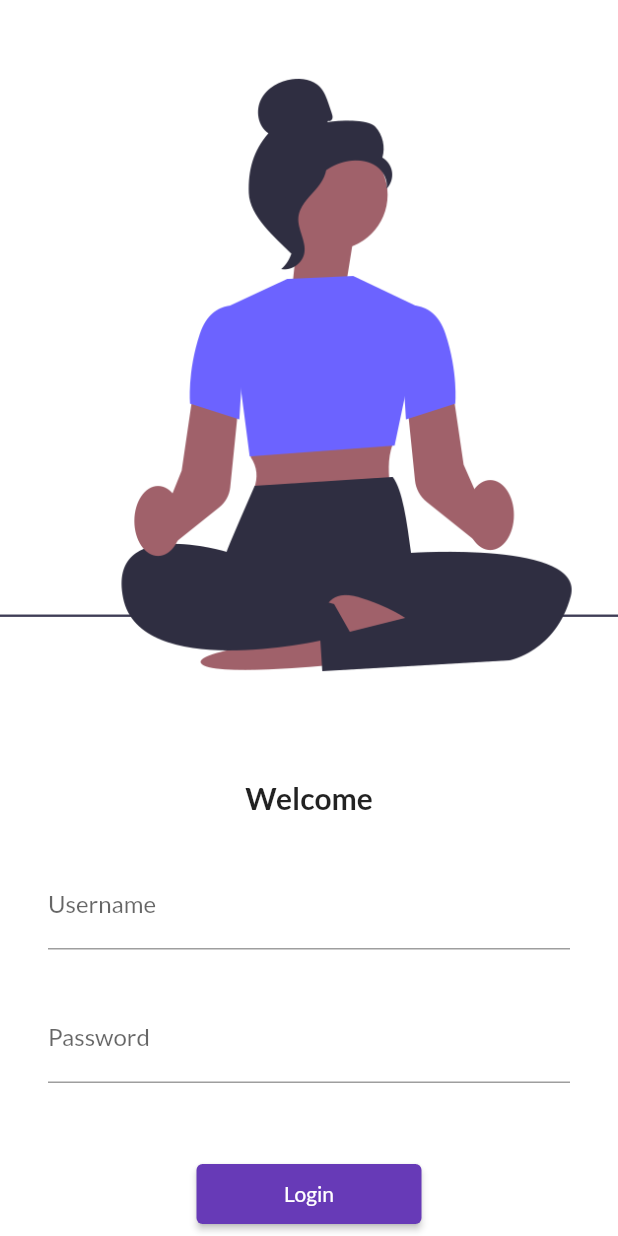
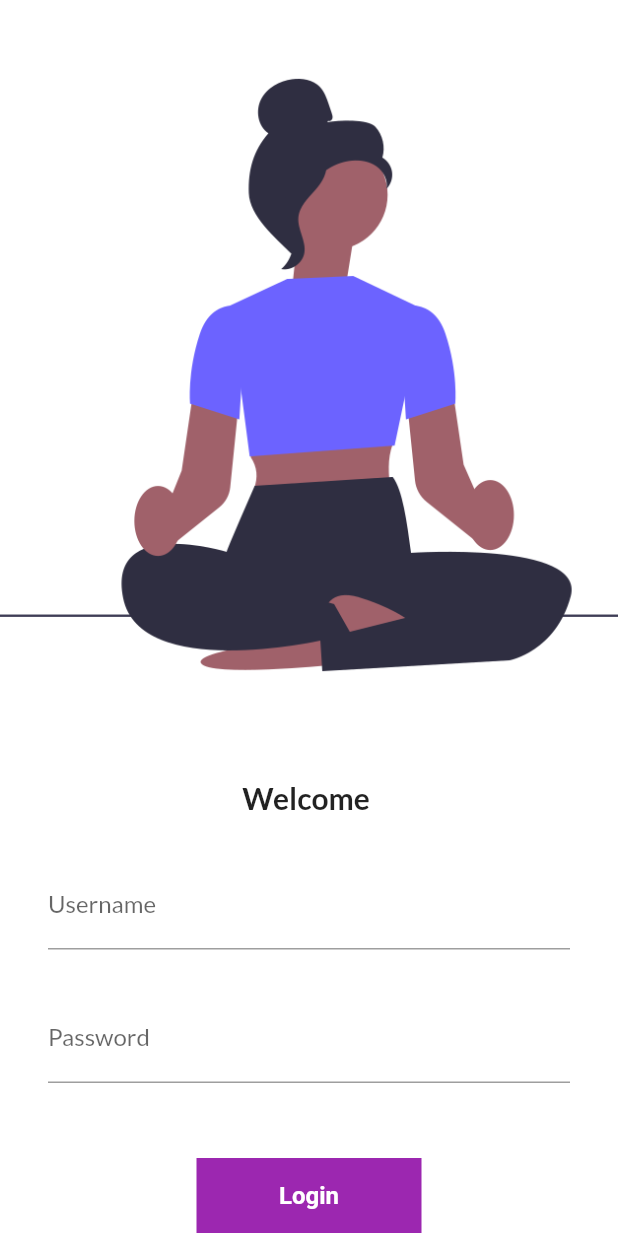
Before and after one commit to itsadarsh8/FlutterDemo, a Flutter app: the screen it shows after launch, on a phone screen of 412 x 824 dp. Run offline on Flutter 3.47's test engine with Material 2 defaults, Android fonts, the phone set to English and light mode, and no system bars; our stand-ins replace google_fonts; Roboto replaces fonts that are missing (Aboreto).

Commit message:
StatefulWidget, setState(), custom button (container), InkWell, Animated Container, await, async

```diff
--- a/lib/pages/LoginPage.dart
+++ b/lib/pages/LoginPage.dart
@@ -1,9 +1,17 @@
 import 'package:flutter/material.dart';
+import 'package:google_fonts/google_fonts.dart';
 import 'package:my_intern/utils/Routes.dart';
 
-class LoginPage extends StatelessWidget {
+class LoginPage extends StatefulWidget {
   const LoginPage({super.key});
 
+  @override
+  State<LoginPage> createState() => _LoginPageState();
+}
+
+class _LoginPageState extends State<LoginPage> {
+  String demoText = "";
+  bool changeButton = false;
   @override
   Widget build(BuildContext context) {
     return Material(
@@ -16,7 +24,7 @@ class LoginPage extends StatelessWidget {
               //use it instead of padding
               SizedBox(height: 20),
 
-              const Text("Welcome",
+               Text("Welcome $demoText",
                   style: TextStyle(fontWeight: FontWeight.bold, fontSize: 20)),
 
               Padding(
@@ -30,6 +38,10 @@ class LoginPage extends StatelessWidget {
                     Padding(
                       padding: const EdgeInsets.symmetric(vertical:30 ),
                       child: TextFormField(
+                        onChanged: (txt){
+                          demoText = txt;
+                          setState(() {});
+                        },
                         obscureText: true,
                         decoration: InputDecoration(
                             hintText: "Enter Password",
@@ -39,13 +51,44 @@ class LoginPage extends StatelessWidget {
                     ),
                     SizedBox(height: 20),
 
-                    ElevatedButton(
-                        onPressed:(){
-                          print("Button is pressed");
-                          Navigator.pushNamed(context, MyRoutes.homeRoute);
-                        },
-                        style: TextButton.styleFrom(minimumSize: Size(150, 40)),
-                        child: Text("Login"))
+                    // ElevatedButton(
+                    //     onPressed:(){
+                    //       print("Button is pressed");
+                    //       Navigator.pushNamed(context, MyRoutes.homeRoute);
+                    //     },
+                    //     style: TextButton.styleFrom(minimumSize: Size(150, 40)),
+                    //     child: Text("Login"))
+                    InkWell(
+                      onTap: () async{
+                        setState(() {
+                          changeButton = changeButton? false: true;
+                        });
+                        await Future.delayed(Duration(seconds: 1));
+
+                        changeButton? Navigator.pushNamed(context, MyRoutes.homeRoute) : null;
+                      },
+                      child: AnimatedContainer(
+                        width: 150,
+                        height: 50,
+                        alignment: Alignment.center,
+                        decoration: BoxDecoration(
+                          color: changeButton? Colors.blue : Colors.purple,
+                          shape: BoxShape.rectangle,
+                          //borderRadius: BorderRadius.circular(50)
+                        ),
+                        duration: Duration(seconds: 1),
+
+                        child: changeButton? Icon(Icons.done) : Text(
+                          "Login",
+                          style: TextStyle(
+                            fontWeight: FontWeight.bold,
+                            color: Colors.white,
+                            fontFamily: GoogleFonts.aboreto().fontFamily,
+                            fontSize: 16
+                          ),
+                        ),
+                      ),
+                    )
                   ],
                 ),
               )
```
